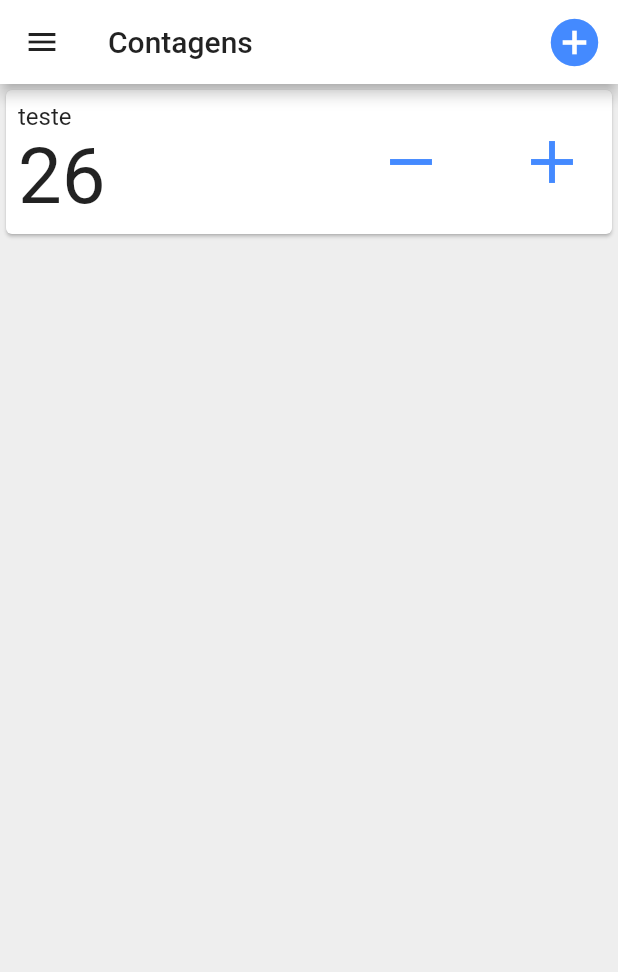
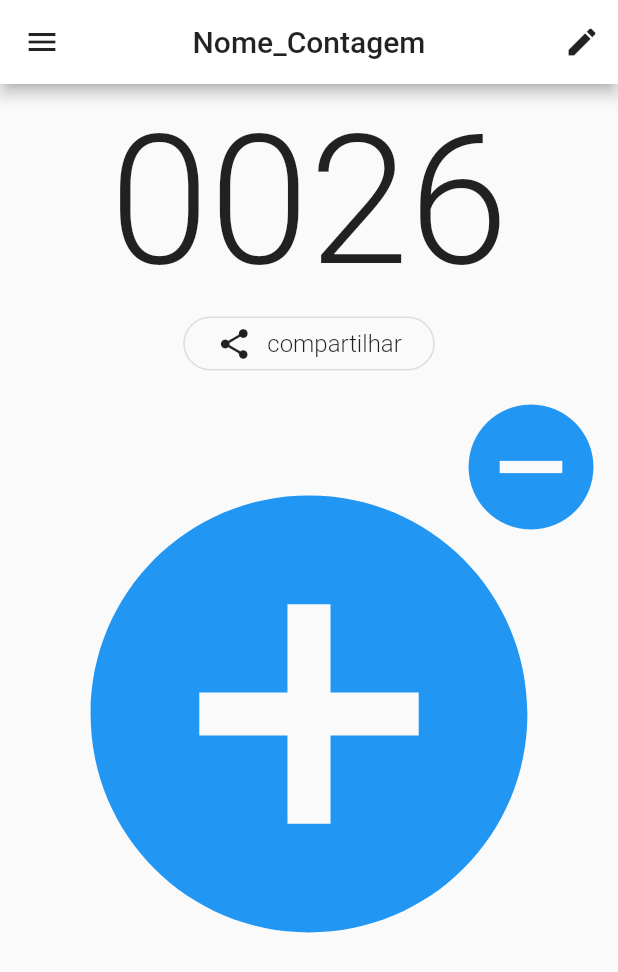
Before and after one commit to leourl/counter_app, a Flutter app: the screen it shows after launch, on a phone screen of 412 x 824 dp. Shown: the top 972 px of the screen. Run offline on Flutter 3.47's test engine with Material 2 defaults, Android fonts, the phone set to English and light mode, and no system bars.

Commit message:
Tela de contagem

```diff
--- a/lib/main.dart
+++ b/lib/main.dart
@@ -1,3 +1,5 @@
+import 'dart:ui';
+
 import 'package:counter_app/contagens.dart';
 import 'package:flutter/material.dart';
 import 'contagens.dart';
@@ -12,6 +14,130 @@ class Home extends StatelessWidget {
     return MaterialApp(
       debugShowCheckedModeBanner: false,
       home: Scaffold(
+        body: TelaContagem(),
+      ),
+    );
+  }
+}
+
+class TelaContagem extends StatelessWidget {
+  @override
+  Widget build(BuildContext context) {
+    return Scaffold(
+      drawer: Drawer(
+        child: Text(""),
+      ),
+      appBar: AppBar(
+        iconTheme: IconThemeData(color: Colors.black87),
+        backgroundColor: Colors.white,
+        centerTitle: true,
+        title: Text(
+          "Nome_Contagem",
+          style: TextStyle(color: Colors.black87),
+        ),
+        actions: [
+          IconButton(
+            color: Colors.black87,
+            icon: Icon(Icons.edit),
+            onPressed: () {},
+          ),
+        ],
+      ),
+      body: Padding(
+        padding: const EdgeInsets.only(top: 8.0),
+        child: Column(
+          crossAxisAlignment: CrossAxisAlignment.center,
+          children: [
+            Row(
+              mainAxisAlignment: MainAxisAlignment.center,
+              children: [
+                Text(
+                  "0026",
+                  style: TextStyle(
+                    fontSize: 120,
+                    fontWeight: FontWeight.w300,
+                    color: Colors.black87,
+                  ),
+                ),
+              ],
+            ),
+            OutlineButton(
+              shape: RoundedRectangleBorder(
+                borderRadius: BorderRadius.circular(18.0),
+              ),
+              onPressed: () {},
+              child: Padding(
+                padding: const EdgeInsets.all(6.0),
+                child: Row(
+                  mainAxisAlignment: MainAxisAlignment.center,
+                  mainAxisSize: MainAxisSize.min,
+                  children: [
+                    Padding(
+                      padding: const EdgeInsets.only(right: 10.0),
+                      child: Icon(
+                        Icons.share,
+                        color: Colors.black87,
+                      ),
+                    ),
+                    Text(
+                      "compartilhar",
+                      style: TextStyle(
+                        fontSize: 16,
+                        fontWeight: FontWeight.w300,
+                      ),
+                    ),
+                  ],
+                ),
+              ),
+            ),
+            Stack(
+              children: [
+                Row(
+                  mainAxisAlignment: MainAxisAlignment.end,
+                  children: [
+                    IconButton(
+                      onPressed: () {},
+                      iconSize: 100,
+                      icon: Icon(
+                        Icons.remove_circle,
+                        color: Colors.blue,
+                      ),
+                    ),
+                  ],
+                ),
+                Padding(
+                  padding: const EdgeInsets.only(top: 40.0),
+                  child: Row(
+                    mainAxisAlignment: MainAxisAlignment.center,
+                    children: [
+                      IconButton(
+                        onPressed: () {},
+                        iconSize: 350,
+                        icon: Icon(
+                          Icons.add_circle,
+                          color: Colors.blue,
+                        ),
+                      ),
+                    ],
+                  ),
+                ),
+              ],
+            ),
+          ],
+        ),
+      ),
+    );
+  }
+}
+
+class ListaContagem extends StatelessWidget {
+  const ListaContagem({
+    Key key,
+  }) : super(key: key);
+
+  @override
+  Widget build(BuildContext context) {
+    return Scaffold(
       drawer: Drawer(
         child: Text(""),
       ),
@@ -40,9 +166,8 @@ class Home extends StatelessWidget {
         color: Colors.grey[200],
         child: ListView(
           children: [
-              ItemContagem(Contagem('teste', 0026)),
+            ItemContagem(Contagem('teste_teste', 0026)),
           ],
-          ),
         ),
       ),
     );
```
Lines whose indentation alone changed are shown as unchanged.
